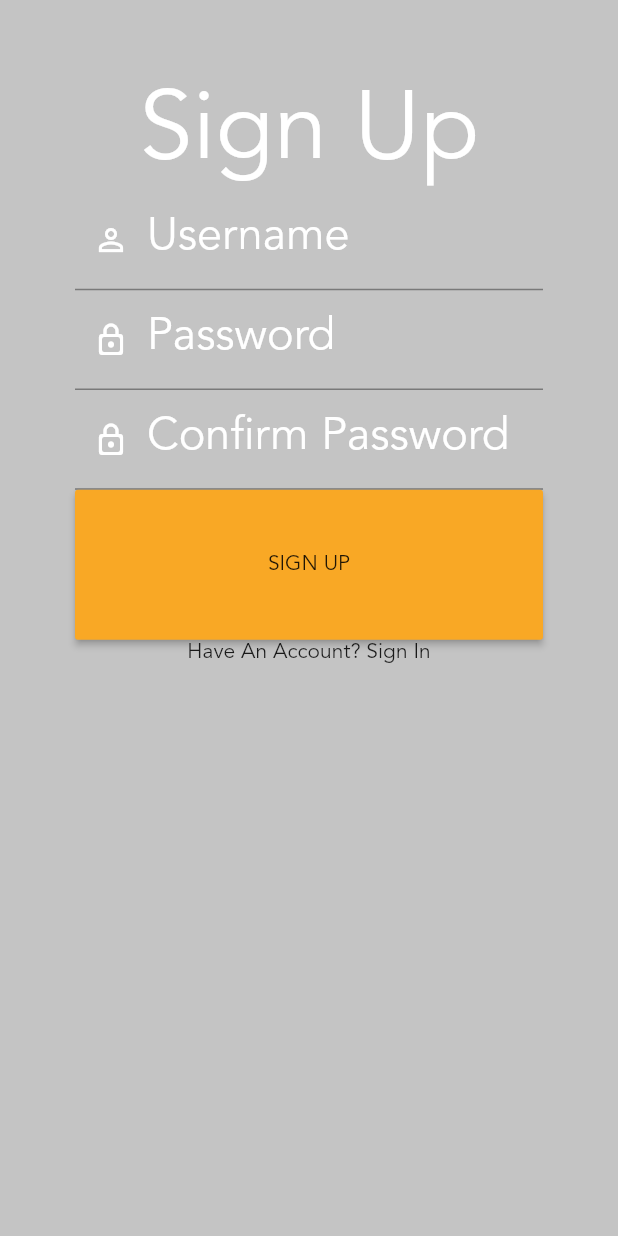
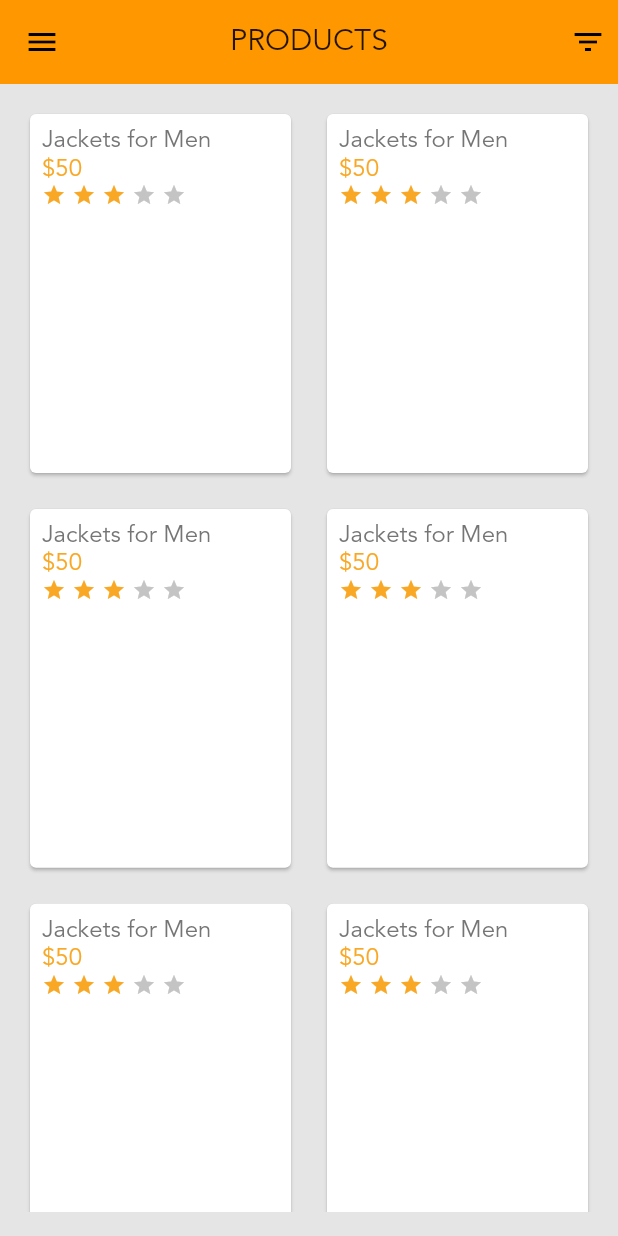
Before and after one commit to reshadmrrr/ecommerce_demo, a Flutter app: the screen it shows after launch, on a phone screen of 412 x 824 dp. Run offline on Flutter 3.47's test engine with Material 2 defaults, Android fonts, the phone set to English and light mode, and no system bars.

Commit message:
product screen ready

```diff
--- a/lib/main.dart
+++ b/lib/main.dart
@@ -1,7 +1,6 @@
+import 'package:ecommerce_demo/screens/products_screen/products_screen.dart';
 import 'package:ecommerce_demo/utils/theme.dart';
 import 'package:flutter/material.dart';
-
-import 'screens/signup_screen/signup_screen.dart';
 
 void main() {
   runApp(MyApp());
@@ -14,7 +13,7 @@ class MyApp extends StatelessWidget {
       debugShowCheckedModeBanner: false,
       title: 'E-commerce Demo',
       theme: MyTheme.defaultTheme,
-      home: MySignupScreen(),
+      home: MyProductsScreen(),
     );
   }
 }
--- /dev/null
+++ b/lib/screens/products_screen/local_widgets/product_card.dart
@@ -0,0 +1,36 @@
+import 'package:ecommerce_demo/utils/color.dart';
+import 'package:flutter/material.dart';
+
+import 'rating.dart';
+
+class MyProductCard extends StatelessWidget {
+  const MyProductCard({
+    Key key,
+  }) : super(key: key);
+
+  @override
+  Widget build(BuildContext context) {
+    return Card(
+      color: MyColor.textWhite,
+      child: Padding(
+        padding: const EdgeInsets.all(8.0),
+        child: Column(
+          crossAxisAlignment: CrossAxisAlignment.start,
+          children: [
+            Container(color: MyColor.secondary),
+            Text(
+              "Jackets for Men",
+              style: Theme.of(context).textTheme.bodyText1,
+            ),
+            Text("\$50",
+                style: Theme.of(context)
+                    .textTheme
+                    .bodyText1
+                    .copyWith(color: MyColor.primary)),
+            MyRating(rating: 3),
+          ],
+        ),
+      ),
+    );
+  }
+}
--- /dev/null
+++ b/lib/screens/products_screen/local_widgets/rating.dart
@@ -0,0 +1,34 @@
+import 'package:ecommerce_demo/utils/color.dart';
+import 'package:flutter/material.dart';
+
+class MyRating extends StatelessWidget {
+  final int rating;
+
+  const MyRating({
+    Key key,
+    @required this.rating,
+  }) : super(key: key);
+  @override
+  Widget build(BuildContext context) {
+    return Container(
+      child: Row(
+        children: buildRow(rating),
+      ),
+    );
+  }
+
+  List<Widget> buildRow(rating) {
+    List<Widget> row = [];
+    for (int i = 0; i < rating; ++i)
+      row.add(Padding(
+        padding: EdgeInsets.only(right: 4.0),
+        child: Icon(Icons.star, size: 16.0, color: MyColor.primary),
+      ));
+    for (int i = rating; i < 5; ++i)
+      row.add(Padding(
+        padding: EdgeInsets.only(right: 4.0),
+        child: Icon(Icons.star, size: 16.0, color: MyColor.secondary),
+      ));
+    return row;
+  }
+}
--- a/lib/screens/products_screen/products_screen.dart
+++ b/lib/screens/products_screen/products_screen.dart
@@ -0,0 +1,60 @@
+import 'package:ecommerce_demo/utils/size.dart';
+import 'package:flutter/material.dart';
+
+import 'local_widgets/product_card.dart';
+
+class MyProductsScreen extends StatefulWidget {
+  @override
+  _MyProductsScreenState createState() => _MyProductsScreenState();
+}
+
+class _MyProductsScreenState extends State<MyProductsScreen> {
+  @override
+  Widget build(BuildContext context) {
+    double _crossAxisSpacing = 16;
+    double _mainAxisSpacing = 16;
+    double _cellHeight = 250.0;
+    int _crossAxisCount = 2;
+    double _width = (MyScreen.width(context) -
+            ((_crossAxisCount - 1) * _crossAxisSpacing)) /
+        _crossAxisCount;
+    double _aspectRatio =
+        _width / (_cellHeight + _mainAxisSpacing + (_crossAxisCount + 1));
+
+    return Scaffold(
+      appBar: AppBar(
+        elevation: 0.0,
+        leading: Icon(Icons.menu),
+        title: Text("PRODUCTS"),
+        centerTitle: true,
+        actions: [
+          Padding(
+            padding: EdgeInsets.all(8.0),
+            child: Icon(Icons.filter_list_outlined),
+          )
+        ],
+      ),
+      body: Padding(
+        padding: const EdgeInsets.all(16.0),
+        child: GridView(
+          gridDelegate: SliverGridDelegateWithFixedCrossAxisCount(
+            childAspectRatio: _aspectRatio,
+            crossAxisCount: _crossAxisCount,
+            crossAxisSpacing: _crossAxisSpacing,
+            mainAxisSpacing: _mainAxisSpacing,
+          ),
+          children: [
+            MyProductCard(),
+            MyProductCard(),
+            MyProductCard(),
+            MyProductCard(),
+            MyProductCard(),
+            MyProductCard(),
+            MyProductCard(),
+            MyProductCard(),
+          ],
+        ),
+      ),
+    );
+  }
+}
--- a/lib/screens/signup_screen/local_widgets/signup_form.dart
+++ b/lib/screens/signup_screen/local_widgets/signup_form.dart
@@ -1,3 +1,4 @@
+import 'package:ecommerce_demo/utils/global_widgets/button.dart';
 import 'package:flutter/material.dart';
 
 class MySignupForm extends StatefulWidget {
@@ -20,6 +21,7 @@ class _MySignupFormState extends State<MySignupForm> {
             labelText: "Username",
           ),
         ),
+        SizedBox(height: 16.0),
         TextField(
           onChanged: (val) => _password = val.trim(),
           decoration: InputDecoration(
@@ -27,6 +29,7 @@ class _MySignupFormState extends State<MySignupForm> {
             labelText: "Password",
           ),
         ),
+        SizedBox(height: 16.0),
         TextField(
           onChanged: (val) => _email = val.trim(),
           decoration: InputDecoration(
@@ -34,9 +37,12 @@ class _MySignupFormState extends State<MySignupForm> {
             labelText: "Confirm Password",
           ),
         ),
-        RaisedButton(
-          onPressed: _signUp,
-          child: Text("SIGN UP"),
+        Padding(
+          padding: EdgeInsets.symmetric(vertical: 40.0),
+          child: MyButton(
+            onPressed: _signUp,
+            title: "SIGN UP",
+          ),
         ),
       ],
     );
--- a/lib/screens/signup_screen/signup_screen.dart
+++ b/lib/screens/signup_screen/signup_screen.dart
@@ -7,7 +7,8 @@ class MySignupScreen extends StatelessWidget {
   Widget build(BuildContext context) {
     return Scaffold(
       backgroundColor: MyColor.secondary,
-      body: SingleChildScrollView(
+      body: Center(
+        child: SingleChildScrollView(
           child: Padding(
             padding: EdgeInsets.all(50),
             child: Column(
@@ -17,9 +18,14 @@ class MySignupScreen extends StatelessWidget {
                   textAlign: TextAlign.center,
                   style: Theme.of(context).textTheme.headline2,
                 ),
+                SizedBox(height: 50.0),
                 MySignupForm(),
-              Text("Have An Account? Sign In"),
+                InkWell(
+                  onTap: () {},
+                  child: Text("Have An Account? Sign In"),
+                ),
               ],
+            ),
           ),
         ),
       ),
--- a/lib/utils/color.dart
+++ b/lib/utils/color.dart
@@ -5,4 +5,5 @@ class MyColor {
   static const Color secondary = Color(0xffC4C4C4);
   static const Color background = Color(0xffE5E5E5);
   static const Color textWhite = Color(0xffFFFFFF);
+  static const Color textSecondary = Color(0xff757575);
 }
--- /dev/null
+++ b/lib/utils/global_widgets/button.dart
@@ -0,0 +1,20 @@
+import 'package:ecommerce_demo/utils/color.dart';
+import 'package:flutter/material.dart';
+
+class MyButton extends StatelessWidget {
+  final Function onPressed;
+  final String title;
+  const MyButton({Key key, this.onPressed, this.title}) : super(key: key);
+
+  @override
+  Widget build(BuildContext context) {
+    return FlatButton(
+      onPressed: onPressed,
+      color: MyColor.primary,
+      child: Text(
+        title,
+        style: Theme.of(context).textTheme.button,
+      ),
+    );
+  }
+}
--- a/lib/utils/theme.dart
+++ b/lib/utils/theme.dart
@@ -5,23 +5,26 @@ class MyTheme {
   static get defaultTheme => ThemeData(
         buttonTheme: ButtonThemeData(
           buttonColor: MyColor.primary,
-          height: 100.0,
+          height: 50.0,
         ),
         canvasColor: MyColor.background,
         fontFamily: 'Avenir',
         inputDecorationTheme: InputDecorationTheme(
+          enabledBorder:
+              UnderlineInputBorder(borderSide: BorderSide(color: Colors.white)),
           labelStyle: TextStyle(
-            fontSize: 30.0,
+            fontSize: 18.0,
             color: MyColor.textWhite,
           ),
         ),
-        primaryColor: Colors.white,
-        primarySwatch: Colors.orange,
+        primaryColor: Colors.orange,
+        primarySwatch: Colors.deepOrange,
         textTheme: TextTheme(
-          headline2: TextStyle(fontSize: 64.0, color: MyColor.textWhite),
-          headline5: TextStyle(fontSize: 30.0),
-          button: TextStyle(color: MyColor.textWhite),
-        ),
+            headline2: TextStyle(fontSize: 32.0, color: MyColor.textWhite),
+            headline5: TextStyle(fontSize: 18.0),
+            bodyText1: TextStyle(fontSize: 16.0, color: MyColor.textSecondary),
+            bodyText2: TextStyle(fontSize: 14.0, color: MyColor.textWhite),
+            button: TextStyle(fontSize: 18.0)),
         visualDensity: VisualDensity.adaptivePlatformDensity,
       );
 }
```
Lines whose indentation alone changed are shown as unchanged.
